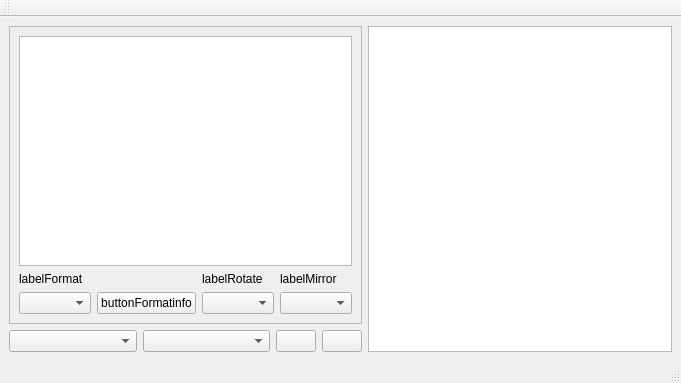
Above: UI/Main.ui from ADM228/ADM-CHR before the change. Below: the same form after it.
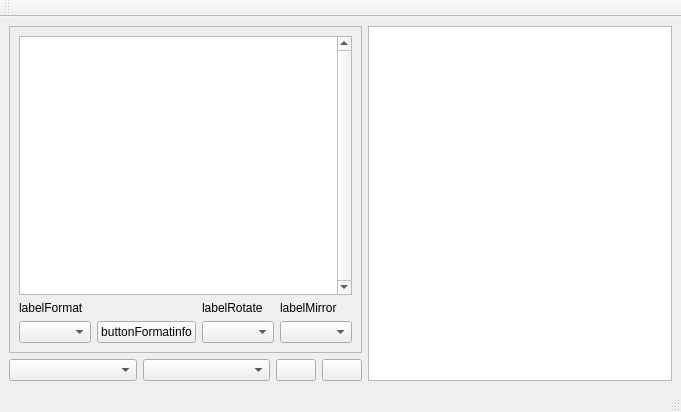
That is the form after the change. Icons and pictures are not drawn.

Commit message: Back to QGraphics view

Diff of the .ui file:
```diff
--- a/UI/Main.ui
+++ b/UI/Main.ui
@@ -7,7 +7,7 @@
     <x>0</x>
     <y>0</y>
     <width>681</width>
-    <height>383</height>
+    <height>412</height>
    </rect>
   </property>
   <property name="sizePolicy">
@@ -62,6 +62,15 @@
            <property name="frameShadow">
             <enum>QFrame::Plain</enum>
            </property>
+           <property name="verticalScrollBarPolicy">
+            <enum>Qt::ScrollBarAlwaysOn</enum>
+           </property>
+           <property name="horizontalScrollBarPolicy">
+            <enum>Qt::ScrollBarAlwaysOff</enum>
+           </property>
+           <property name="renderHints">
+            <set>QPainter::SmoothPixmapTransform</set>
+           </property>
           </widget>
          </item>
          <item>
@@ -261,6 +270,15 @@
              <property name="frameShadow">
               <enum>QFrame::Plain</enum>
              </property>
+             <property name="verticalScrollBarPolicy">
+              <enum>Qt::ScrollBarAlwaysOff</enum>
+             </property>
+             <property name="horizontalScrollBarPolicy">
+              <enum>Qt::ScrollBarAlwaysOff</enum>
+             </property>
+             <property name="renderHints">
+              <set>QPainter::Antialiasing|QPainter::HighQualityAntialiasing|QPainter::SmoothPixmapTransform|QPainter::TextAntialiasing</set>
+             </property>
             </widget>
            </item>
           </layout>
```
Left out of the diff: 6 changed lines with no effect on the pictures. The commit also changes 1 other file.
